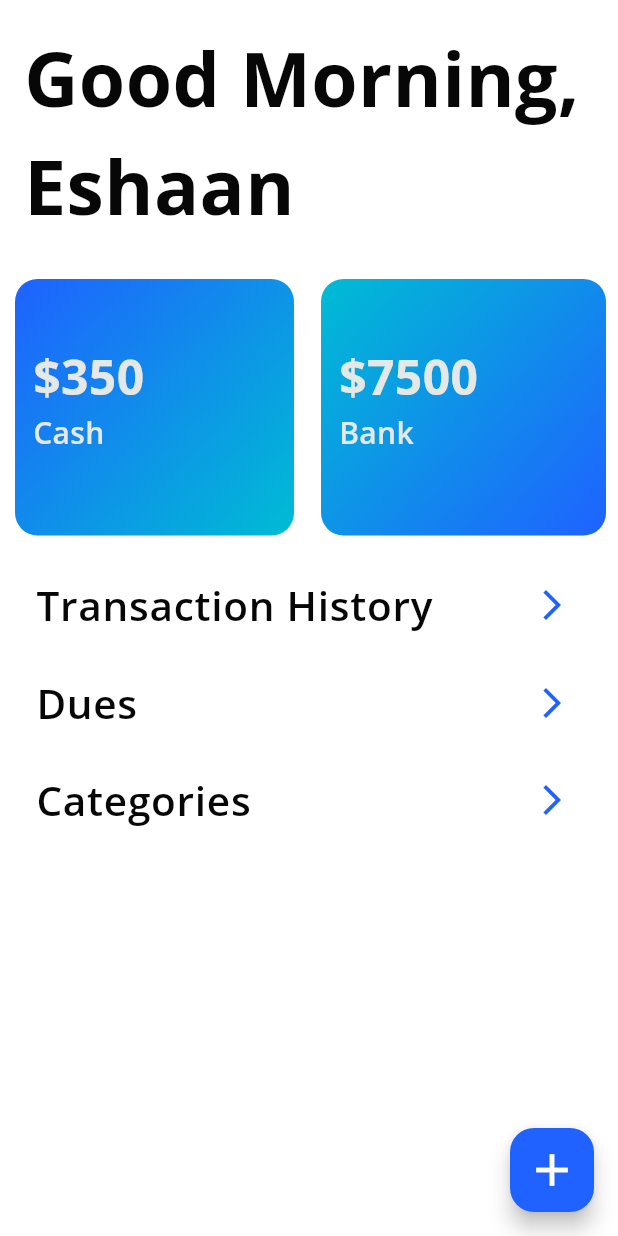
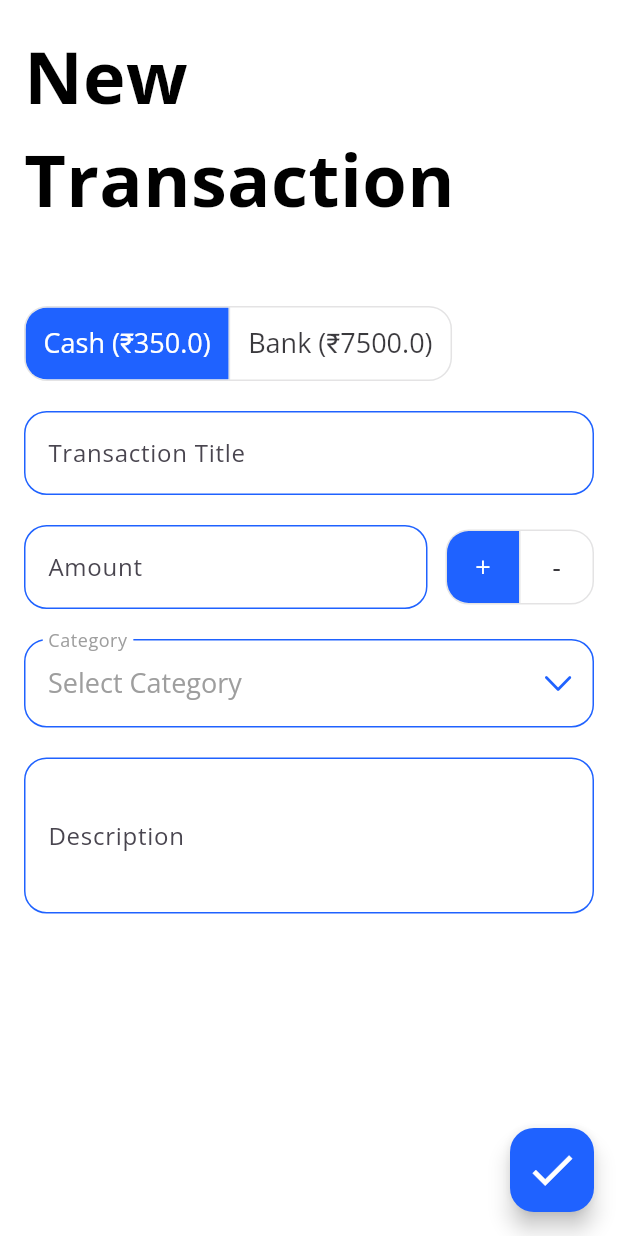
Before and after one commit to cesh04/StashWise, a Flutter app: the Home screen opened directly, after a tap on the "add" icon, on a phone screen of 412 x 824 dp. Run offline on Flutter 3.47's test engine with Material 3 defaults, Android fonts, the phone set to English and light mode, and no system bars; our stand-ins replace sqflite; accounts and stored records are empty.

Commit message:
Transaction pages

```diff
--- a/lib/main.dart
+++ b/lib/main.dart
@@ -1,5 +1,5 @@
 import 'package:flutter/material.dart';
-import 'package:stashwise/pages/home.dart';
+import 'package:stashwise/navbar.dart';
 import 'package:stashwise/pages/register.dart';
 import 'package:stashwise/utils/database_helper.dart';
 
@@ -9,20 +9,20 @@ void main() async {
 
   bool userExists = await db.doesUserExist();
 
-  runApp(MyApp(userExists: userExists));
+  runApp(StashWise(userExists: userExists));
 }
 
-class MyApp extends StatelessWidget {
+class StashWise extends StatelessWidget {
   final bool userExists;
 
-  const MyApp({super.key, required this.userExists});
+  const StashWise({super.key, required this.userExists});
 
   @override
   Widget build(BuildContext context) {
     return MaterialApp(
       debugShowCheckedModeBanner: false,
       title: 'StashWise',
-      home: userExists ? Home() : Register(),
+      home: userExists ? NavBar() : Register(),
     );
   }
 }
--- a/lib/pages/home.dart
+++ b/lib/pages/home.dart
@@ -1,4 +1,6 @@
 import 'package:flutter/material.dart';
+import 'package:stashwise/pages/new_transaction.dart';
+import 'package:stashwise/pages/transaction_history.dart';
 
 class Home extends StatelessWidget {
   const Home({super.key});
@@ -23,6 +25,8 @@ class Home extends StatelessWidget {
                   color: Color(0xFF080708),
                   fontSize: 50.0,
                   fontWeight: FontWeight.w800,
+                  height: 1.2,
+                  letterSpacing: -0.5,
                 ),
                 textAlign: TextAlign.left,
               ),
@@ -136,7 +140,12 @@ class Home extends StatelessWidget {
                     ),
                     trailing: const Icon(Icons.arrow_forward_ios,
                         color: Color(0xFF1F62FF)),
-                    onTap: () {},
+                    onTap: () {
+                      Navigator.push(
+                        context,
+                        MaterialPageRoute(builder: (context) => TransactionHistoryPage())
+                      );
+                    },
                   ),
                   const SizedBox(height: 8),
                   ListTile(
@@ -177,7 +186,9 @@ class Home extends StatelessWidget {
       // Adding the Floating Action Button
       floatingActionButton: FloatingActionButton(
         onPressed: () {
-          // Add action for the FAB here
+          Navigator.push(
+            context,
+            MaterialPageRoute(builder: (context) => NewTransactionPage()));
         },
         backgroundColor: const Color(0xFF1F62FF), // Matching theme color
         child: const Icon(
--- /dev/null
+++ b/lib/pages/new_transaction.dart
@@ -0,0 +1,241 @@
+import 'package:flutter/material.dart';
+import 'package:flutter/cupertino.dart';
+
+class NewTransactionPage extends StatefulWidget {
+  const NewTransactionPage({super.key});
+
+  @override
+  _NewTransactionPageState createState() => _NewTransactionPageState();
+}
+
+class _NewTransactionPageState extends State<NewTransactionPage> {
+  String selectedAccount = 'Cash';
+  bool isCredit = true;
+  String selectedCategory = 'Select Category';
+  double cashBalance = 350.0;
+  double bankBalance = 7500.0;
+
+  @override
+  Widget build(BuildContext context) {
+    return Scaffold(
+      backgroundColor: Colors.white,
+      body: SafeArea(
+        child: SingleChildScrollView(
+          child: Padding(
+            padding: const EdgeInsets.all(16.0),
+            child: Column(
+              crossAxisAlignment: CrossAxisAlignment.start,
+              children: [
+                // Header
+                const Text(
+                  'New\nTransaction',
+                  style: TextStyle(
+                    fontFamily: 'Open Sans',
+                    fontSize: 48.0,
+                    fontWeight: FontWeight.w800,
+                    color: Colors.black,
+                  ),
+                  textAlign: TextAlign.left,
+                ),
+                const SizedBox(height: 50),
+
+                // Account Toggle (Cash/Bank)
+                ToggleButtons(
+                  isSelected: [selectedAccount == 'Cash', selectedAccount == 'Bank'],
+                  onPressed: (index) {
+                    setState(() {
+                      selectedAccount = index == 0 ? 'Cash' : 'Bank';
+                    });
+                  },
+                  borderRadius: BorderRadius.circular(15),
+                  selectedColor: Colors.white,
+                  fillColor: const Color(0xFF1F62FF),
+                  textStyle: const TextStyle(fontFamily: 'Open Sans', fontSize: 18),
+                  children: [
+                    Padding(
+                      padding: const EdgeInsets.symmetric(horizontal: 12.0, vertical: 8.0),
+                      child: Text('Cash (\u20B9$cashBalance)'),
+                    ),
+                    Padding(
+                      padding: const EdgeInsets.symmetric(horizontal: 12.0, vertical: 8.0),
+                      child: Text('Bank (\u20B9$bankBalance)'),
+                    ),
+                  ],
+                ),
+                const SizedBox(height: 20),
+
+                // Transaction Title Field
+                TextField(
+                  decoration: InputDecoration(
+                    labelText: 'Transaction Title',
+                    labelStyle: const TextStyle(fontFamily: 'Open Sans'),
+                    border: OutlineInputBorder(
+                      borderRadius: BorderRadius.circular(15),
+                      borderSide: const BorderSide(color: Color(0xFF1F62FF), width: 1),
+                    ),
+                    enabledBorder: OutlineInputBorder(
+                      borderRadius: BorderRadius.circular(15),
+                      borderSide: const BorderSide(color: Color(0xFF1F62FF), width: 1),
+                    ),
+                    focusedBorder: OutlineInputBorder(
+                      borderRadius: BorderRadius.circular(15),
+                      borderSide: const BorderSide(color: Color(0xFF1F62FF), width: 1.5),
+                    ),
+                    filled: true,
+                    fillColor: Colors.white,
+                  ),
+                ),
+                const SizedBox(height: 20),
+
+                // Amount Field with Credit/Debit Toggle and Tooltips
+                Row(
+                  children: [
+                    Expanded(
+                      child: TextField(
+                        decoration: InputDecoration(
+                          labelText: 'Amount',
+                          prefixText: '\u20B9 ', // Rupee sign
+                          labelStyle: const TextStyle(fontFamily: 'Open Sans'),
+                          border: OutlineInputBorder(
+                            borderRadius: BorderRadius.circular(15),
+                            borderSide: const BorderSide(color: Color(0xFF1F62FF), width: 1),
+                          ),
+                          enabledBorder: OutlineInputBorder(
+                            borderRadius: BorderRadius.circular(15),
+                            borderSide: const BorderSide(color: Color(0xFF1F62FF), width: 1),
+                          ),
+                          focusedBorder: OutlineInputBorder(
+                            borderRadius: BorderRadius.circular(15),
+                            borderSide: const BorderSide(color: Color(0xFF1F62FF), width: 1.5),
+                          ),
+                          filled: true,
+                          fillColor: Colors.white,
+                        ),
+                        keyboardType: TextInputType.number,
+                      ),
+                    ),
+                    const SizedBox(width: 12),
+                    ToggleButtons(
+                      isSelected: [isCredit, !isCredit],
+                      onPressed: (index) {
+                        setState(() {
+                          isCredit = index == 0;
+                        });
+                      },
+                      borderRadius: BorderRadius.circular(15),
+                      selectedColor: Colors.white,
+                      fillColor: const Color(0xFF1F62FF),
+                      textStyle: const TextStyle(fontFamily: 'Open Sans', fontSize: 18),
+                      children: [
+                        Tooltip(
+                          message: 'Credited',
+                          child: Padding(
+                            padding: const EdgeInsets.symmetric(horizontal: 16.0, vertical: 8.0),
+                            child: const Text('+'), // Credit
+                          ),
+                        ),
+                        Tooltip(
+                          message: 'Debited',
+                          child: Padding(
+                            padding: const EdgeInsets.symmetric(horizontal: 16.0, vertical: 8.0),
+                            child: const Text('-'), // Debit
+                          ),
+                        ),
+                      ],
+                    ),
+                  ],
+                ),
+                const SizedBox(height: 20),
+
+                // Category Dropdown with Light Text Style
+                DropdownButtonFormField<String>(
+                  decoration: InputDecoration(
+                    labelText: 'Category',
+                    labelStyle: const TextStyle(fontFamily: 'Open Sans', color: Colors.grey),
+                    border: OutlineInputBorder(
+                      borderRadius: BorderRadius.circular(15),
+                      borderSide: const BorderSide(color: Color(0xFF1F62FF), width: 1),
+                    ),
+                    enabledBorder: OutlineInputBorder(
+                      borderRadius: BorderRadius.circular(15),
+                      borderSide: const BorderSide(color: Color(0xFF1F62FF), width: 1),
+                    ),
+                    focusedBorder: OutlineInputBorder(
+                      borderRadius: BorderRadius.circular(15),
+                      borderSide: const BorderSide(color: Color(0xFF1F62FF), width: 1.5),
+                    ),
+                    filled: true,
+                    fillColor: Colors.white,
+                  ),
+                  value: selectedCategory,
+                  icon: const Icon(CupertinoIcons.chevron_down, color: Color(0xFF1F62FF)),
+                  onChanged: (String? newValue) {
+                    setState(() {
+                      selectedCategory = newValue!;
+                    });
+                  },
+                  style: const TextStyle(
+                    fontFamily: 'Open Sans',
+                    color: Colors.grey, // Match dropdown text color with the design
+                    fontSize: 18,
+                  ),
+                  items: <String>[
+                    'Select Category',
+                    'Food',
+                    'Entertainment',
+                    'Utilities',
+                    'Shopping',
+                    'Travel'
+                  ].map<DropdownMenuItem<String>>((String value) {
+                    return DropdownMenuItem<String>(
+                      value: value,
+                      child: Text(value),
+                    );
+                  }).toList(),
+                ),
+                const SizedBox(height: 20),
+
+                // Description Field
+                TextField(
+                  decoration: InputDecoration(
+                    labelText: 'Description',
+                    labelStyle: const TextStyle(fontFamily: 'Open Sans'),
+                    border: OutlineInputBorder(
+                      borderRadius: BorderRadius.circular(15),
+                      borderSide: const BorderSide(color: Color(0xFF1F62FF), width: 1),
+                    ),
+                    enabledBorder: OutlineInputBorder(
+                      borderRadius: BorderRadius.circular(15),
+                      borderSide: const BorderSide(color: Color(0xFF1F62FF), width: 1),
+                    ),
+                    focusedBorder: OutlineInputBorder(
+                      borderRadius: BorderRadius.circular(15),
+                      borderSide: const BorderSide(color: Color(0xFF1F62FF), width: 1.5),
+                    ),
+                    filled: true,
+                    fillColor: Colors.white,
+                  ),
+                  maxLines: 3, // Multi-line description
+                  keyboardType: TextInputType.multiline,
+                ),
+                const SizedBox(height: 100),
+              ],
+            ),
+          ),
+        ),
+      ),
+      floatingActionButton: FloatingActionButton(
+        onPressed: () {
+          // Add transaction action
+        },
+        backgroundColor: const Color(0xFF1F62FF),
+        child: const Icon(
+          Icons.check,
+          size: 36.0,
+          color: Colors.white,
+        ),
+      ),
+      floatingActionButtonLocation: FloatingActionButtonLocation.endFloat, // Align FAB to bottom right
+    );
+  }
+}
--- a/lib/pages/register.dart
+++ b/lib/pages/register.dart
@@ -7,6 +7,7 @@ import 'package:stashwise/utils/database_helper.dart';
 class Register extends StatefulWidget {
   const Register({super.key});
 
+  @override
   _RegisterState createState() => _RegisterState();
 }
 
```
Also changed, not shown: lib/models/stashwise.dart (+8 -8 lines), lib/pages/transaction_history.dart (added, +198 -0 lines), 1 other file.
